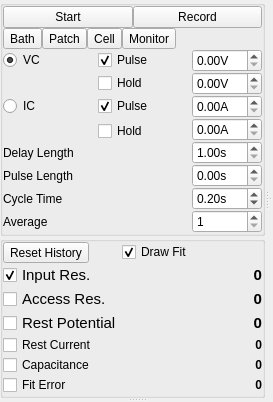
acq4/acq4, file acq4/modules/Patch/PatchTemplate.ui: the form before one commit.
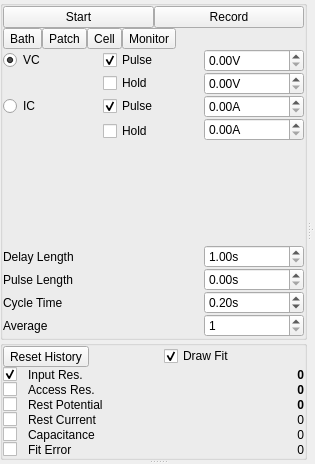
The form after the commit. Custom widgets are drawn as their Qt base class.

Commit message: Fixed minor issues with MockClamp NEURON sim Clean up Patch UI

Patch:
```diff
--- a/acq4/modules/Patch/PatchTemplate.ui
+++ b/acq4/modules/Patch/PatchTemplate.ui
@@ -6,8 +6,8 @@
    <rect>
     <x>0</x>
     <y>0</y>
-    <width>267</width>
-    <height>343</height>
+    <width>315</width>
+    <height>464</height>
    </rect>
   </property>
   <property name="windowTitle">
@@ -163,12 +163,6 @@
            </item>
            <item row="4" column="2">
             <widget class="SpinBox" name="icPulseSpin">
-             <property name="maximumSize">
-              <size>
-               <width>70</width>
-               <height>16777215</height>
-              </size>
-             </property>
              <property name="suffix">
               <string>A</string>
              </property>
@@ -176,12 +170,6 @@
            </item>
            <item row="9" column="2">
             <widget class="SpinBox" name="pulseTimeSpin">
-             <property name="maximumSize">
-              <size>
-               <width>70</width>
-               <height>16777215</height>
-              </size>
-             </property>
              <property name="suffix">
               <string>s</string>
              </property>
@@ -192,12 +180,6 @@
            </item>
            <item row="8" column="2">
             <widget class="SpinBox" name="delayTimeSpin">
-             <property name="maximumSize">
-              <size>
-               <width>70</width>
-               <height>16777215</height>
-              </size>
-             </property>
              <property name="suffix">
               <string>s</string>
              </property>
@@ -214,12 +196,6 @@
            </item>
            <item row="2" column="2">
             <widget class="SpinBox" name="vcPulseSpin">
-             <property name="maximumSize">
-              <size>
-               <width>70</width>
-               <height>16777215</height>
-              </size>
-             </property>
              <property name="suffix">
               <string>V</string>
              </property>
@@ -227,12 +203,6 @@
            </item>
            <item row="5" column="2" rowspan="2">
             <widget class="SpinBox" name="icHoldSpin">
-             <property name="maximumSize">
-              <size>
-               <width>70</width>
-               <height>16777215</height>
-              </size>
-             </property>
              <property name="suffix">
               <string>A</string>
              </property>
@@ -240,12 +210,6 @@
            </item>
            <item row="10" column="2">
             <widget class="SpinBox" name="cycleTimeSpin">
-             <property name="maximumSize">
-              <size>
-               <width>70</width>
-               <height>16777215</height>
-              </size>
-             </property>
              <property name="suffix">
               <string>s</string>
              </property>
@@ -259,12 +223,6 @@
            </item>
            <item row="3" column="2">
             <widget class="SpinBox" name="vcHoldSpin">
-             <property name="maximumSize">
-              <size>
-               <width>70</width>
-               <height>16777215</height>
-              </size>
-             </property>
              <property name="suffix">
               <string>V</string>
              </property>
@@ -355,9 +313,9 @@
           <property name="title">
            <string/>
           </property>
-          <layout class="QFormLayout" name="formLayout">
+          <layout class="QGridLayout" name="gridLayout">
            <property name="horizontalSpacing">
-            <number>0</number>
+            <number>5</number>
            </property>
            <property name="verticalSpacing">
             <number>0</number>
@@ -365,87 +323,14 @@
            <property name="margin">
             <number>0</number>
            </property>
-           <item row="0" column="0">
-            <widget class="QToolButton" name="resetBtn">
-             <property name="text">
-              <string>Reset History</string>
-             </property>
-            </widget>
-           </item>
-           <item row="1" column="0">
-            <widget class="QCheckBox" name="inputResistanceCheck">
-             <property name="font">
-              <font>
-               <pointsize>11</pointsize>
-              </font>
-             </property>
-             <property name="text">
-              <string>Input Res.</string>
-             </property>
-             <property name="checked">
-              <bool>true</bool>
-             </property>
-            </widget>
-           </item>
-           <item row="1" column="1">
-            <widget class="QLabel" name="inputResistanceLabel">
-             <property name="font">
-              <font>
-               <pointsize>11</pointsize>
-               <weight>75</weight>
-               <bold>true</bold>
-              </font>
-             </property>
-             <property name="text">
-              <string>0</string>
-             </property>
-             <property name="alignment">
-              <set>Qt::AlignRight|Qt::AlignTrailing|Qt::AlignVCenter</set>
-             </property>
-            </widget>
-           </item>
-           <item row="2" column="0">
-            <widget class="QCheckBox" name="accessResistanceCheck">
-             <property name="font">
-              <font>
-               <pointsize>11</pointsize>
-              </font>
-             </property>
-             <property name="text">
-              <string>Access Res.</string>
-             </property>
-            </widget>
-           </item>
-           <item row="2" column="1">
-            <widget class="QLabel" name="accessResistanceLabel">
-             <property name="font">
-              <font>
-               <pointsize>11</pointsize>
-               <weight>75</weight>
-               <bold>true</bold>
-              </font>
-             </property>
-             <property name="text">
-              <string>0</string>
-             </property>
-             <property name="alignment">
-              <set>Qt::AlignRight|Qt::AlignTrailing|Qt::AlignVCenter</set>
-             </property>
-            </widget>
-           </item>
            <item row="3" column="0">
             <widget class="QCheckBox" name="restingPotentialCheck">
-             <property name="font">
-              <font>
-               <pointsize>11</pointsize>
-              </font>
-             </property>
              <property name="text">
-              <string>Rest Potential</string>
+              <string/>
              </property>
             </widget>
            </item>
-           <item row="3" column="1">
+           <item row="3" column="2">
             <widget class="QLabel" name="restingPotentialLabel">
              <property name="minimumSize">
               <size>
@@ -455,7 +340,6 @@
              </property>
              <property name="font">
               <font>
-               <pointsize>11</pointsize>
                <weight>75</weight>
                <bold>true</bold>
               </font>
@@ -471,11 +355,83 @@
            <item row="4" column="0">
             <widget class="QCheckBox" name="restingCurrentCheck">
              <property name="text">
-              <string>Rest Current</string>
+              <string/>
              </property>
             </widget>
            </item>
-           <item row="4" column="1">
+           <item row="6" column="0">
+            <widget class="QCheckBox" name="fitErrorCheck">
+             <property name="text">
+              <string/>
+             </property>
+            </widget>
+           </item>
+           <item row="6" column="2">
+            <widget class="QLabel" name="fitErrorLabel">
+             <property name="font">
+              <font>
+               <weight>50</weight>
+               <bold>false</bold>
+              </font>
+             </property>
+             <property name="text">
+              <string>0</string>
+             </property>
+             <property name="alignment">
+              <set>Qt::AlignRight|Qt::AlignTrailing|Qt::AlignVCenter</set>
+             </property>
+            </widget>
+           </item>
+           <item row="0" column="2">
+            <widget class="QCheckBox" name="drawFitCheck">
+             <property name="text">
+              <string>Draw Fit</string>
+             </property>
+             <property name="checked">
+              <bool>true</bool>
+             </property>
+            </widget>
+           </item>
+           <item row="2" column="2">
+            <widget class="QLabel" name="accessResistanceLabel">
+             <property name="font">
+              <font>
+               <weight>75</weight>
+               <bold>true</bold>
+              </font>
+             </property>
+             <property name="text">
+              <string>0</string>
+             </property>
+             <property name="alignment">
+              <set>Qt::AlignRight|Qt::AlignTrailing|Qt::AlignVCenter</set>
+             </property>
+            </widget>
+           </item>
+           <item row="1" column="2">
+            <widget class="QLabel" name="inputResistanceLabel">
+             <property name="font">
+              <font>
+               <weight>75</weight>
+               <bold>true</bold>
+              </font>
+             </property>
+             <property name="text">
+              <string>0</string>
+             </property>
+             <property name="alignment">
+              <set>Qt::AlignRight|Qt::AlignTrailing|Qt::AlignVCenter</set>
+             </property>
+            </widget>
+           </item>
+           <item row="2" column="0">
+            <widget class="QCheckBox" name="accessResistanceCheck">
+             <property name="text">
+              <string/>
+             </property>
+            </widget>
+           </item>
+           <item row="4" column="2">
             <widget class="QLabel" name="restingCurrentLabel">
              <property name="minimumSize">
               <size>
@@ -485,8 +441,8 @@
              </property>
              <property name="font">
               <font>
-               <weight>75</weight>
-               <bold>true</bold>
+               <weight>50</weight>
+               <bold>false</bold>
               </font>
              </property>
              <property name="text">
@@ -497,19 +453,35 @@
              </property>
             </widget>
            </item>
+           <item row="1" column="0">
+            <widget class="QCheckBox" name="inputResistanceCheck">
+             <property name="maximumSize">
+              <size>
+               <width>20</width>
+               <height>16777215</height>
+              </size>
+             </property>
+             <property name="text">
+              <string/>
+             </property>
+             <property name="checked">
+              <bool>true</bool>
+             </property>
+            </widget>
+           </item>
            <item row="5" column="0">
             <widget class="QCheckBox" name="capacitanceCheck">
              <property name="text">
-              <string>Capacitance</string>
+              <string/>
              </property>
             </widget>
            </item>
-           <item row="5" column="1">
+           <item row="5" column="2">
             <widget class="QLabel" name="capacitanceLabel">
              <property name="font">
               <font>
-               <weight>75</weight>
-               <bold>true</bold>
+               <weight>50</weight>
+               <bold>false</bold>
               </font>
              </property>
              <property name="text">
@@ -520,39 +492,55 @@
              </property>
             </widget>
            </item>
-           <item row="6" column="0">
-            <widget class="QCheckBox" name="fitErrorCheck">
+           <item row="1" column="1">
+            <widget class="QLabel" name="label_5">
+             <property name="text">
+              <string>Input Res.</string>
+             </property>
+            </widget>
+           </item>
+           <item row="0" column="0" colspan="2">
+            <widget class="QToolButton" name="resetBtn">
+             <property name="text">
+              <string>Reset History</string>
+             </property>
+            </widget>
+           </item>
+           <item row="2" column="1">
+            <widget class="QLabel" name="label_6">
+             <property name="text">
+              <string>Access Res.</string>
+             </property>
+            </widget>
+           </item>
+           <item row="3" column="1">
+            <widget class="QLabel" name="label_7">
+             <property name="text">
+              <string>Rest Potential</string>
+             </property>
+            </widget>
+           </item>
+           <item row="4" column="1">
+            <widget class="QLabel" name="label_8">
+             <property name="text">
+              <string>Rest Current</string>
+             </property>
+            </widget>
+           </item>
+           <item row="5" column="1">
+            <widget class="QLabel" name="label_9">
+             <property name="text">
+              <string>Capacitance</string>
+             </property>
+            </widget>
+           </item>
+           <item row="6" column="1">
+            <widget class="QLabel" name="label_10">
              <property name="text">
               <string>Fit Error</string>
              </property>
             </widget>
            </item>
-           <item row="6" column="1">
-            <widget class="QLabel" name="fitErrorLabel">
-             <property name="font">
-              <font>
-               <weight>75</weight>
-               <bold>true</bold>
-              </font>
-             </property>
-             <property name="text">
-              <string>0</string>
-             </property>
-             <property name="alignment">
-              <set>Qt::AlignRight|Qt::AlignTrailing|Qt::AlignVCenter</set>
-             </property>
-            </widget>
-           </item>
-           <item row="0" column="1">
-            <widget class="QCheckBox" name="drawFitCheck">
-             <property name="text">
-              <string>Draw Fit</string>
-             </property>
-             <property name="checked">
-              <bool>true</bool>
-             </property>
-            </widget>
-           </item>
           </layout>
          </widget>
         </item>
```
The commit also changes 5 other files.
